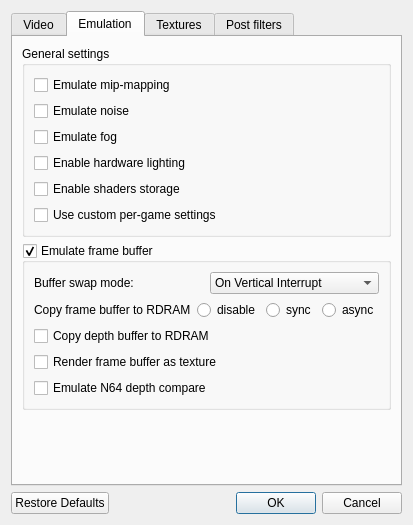
First picture: the form in jni/mupen64plus-video-gliden64/src/GLideNUI/configDialog.ui, repository mupen64plus-ae/mupen64plus-ae, before the edit.
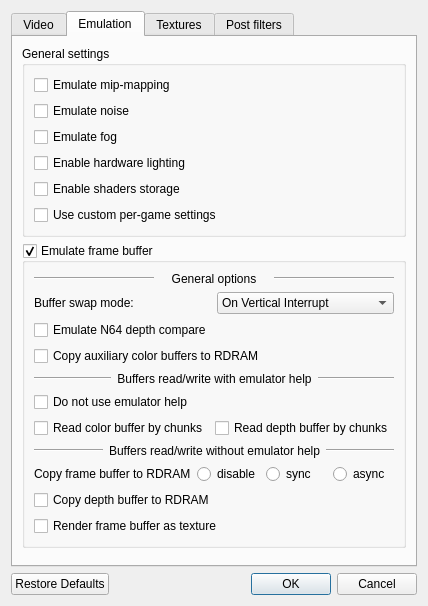
Second picture: the form after the edit. The open tabs and pages were chosen to show the change. Icons and pictures are not drawn.

What changed in the file:
```diff
--- a/jni/mupen64plus-video-gliden64/src/GLideNUI/configDialog.ui
+++ b/jni/mupen64plus-video-gliden64/src/GLideNUI/configDialog.ui
@@ -640,6 +640,55 @@
           <bool>true</bool>
          </property>
          <layout class="QVBoxLayout" name="verticalLayout_10">
+          <item>
+           <layout class="QHBoxLayout" name="horizontalLayout_15">
+            <property name="spacing">
+             <number>0</number>
+            </property>
+            <item>
+             <widget class="Line" name="line_4">
+              <property name="sizePolicy">
+               <sizepolicy hsizetype="Preferred" vsizetype="Fixed">
+                <horstretch>0</horstretch>
+                <verstretch>0</verstretch>
+               </sizepolicy>
+              </property>
+              <property name="orientation">
+               <enum>Qt::Horizontal</enum>
+              </property>
+             </widget>
+            </item>
+            <item>
+             <widget class="QLabel" name="label_26">
+              <property name="sizePolicy">
+               <sizepolicy hsizetype="Minimum" vsizetype="Preferred">
+                <horstretch>0</horstretch>
+                <verstretch>0</verstretch>
+               </sizepolicy>
+              </property>
+              <property name="text">
+               <string>General options</string>
+              </property>
+              <property name="alignment">
+               <set>Qt::AlignCenter</set>
+              </property>
+             </widget>
+            </item>
+            <item>
+             <widget class="Line" name="line_5">
+              <property name="sizePolicy">
+               <sizepolicy hsizetype="Preferred" vsizetype="Fixed">
+                <horstretch>0</horstretch>
+                <verstretch>0</verstretch>
+               </sizepolicy>
+              </property>
+              <property name="orientation">
+               <enum>Qt::Horizontal</enum>
+              </property>
+             </widget>
+            </item>
+           </layout>
+          </item>
           <item>
            <layout class="QHBoxLayout" name="bufferSwapHorizontalLayout">
             <item>
@@ -676,6 +725,125 @@
             </item>
            </layout>
           </item>
+          <item>
+           <widget class="QCheckBox" name="n64DepthCompareCheckBox">
+            <property name="toolTip">
+             <string>&lt;html&gt;&lt;head/&gt;&lt;body&gt;&lt;p&gt;Use shaders to emulate N64 depth compare modes. &lt;span style=&quot; font-weight:600;&quot;&gt;Experimental!&lt;/span&gt;&lt;/p&gt;&lt;/body&gt;&lt;/html&gt;</string>
+            </property>
+            <property name="text">
+             <string>Emulate N64 depth compare</string>
+            </property>
+           </widget>
+          </item>
+          <item>
+           <widget class="QCheckBox" name="copyAuxBuffersCheckBox">
+            <property name="toolTip">
+             <string>&lt;html&gt;&lt;head/&gt;&lt;body&gt;&lt;p&gt;&lt;span style=&quot; font-weight:600;&quot;&gt;Copy auxiliary color buffers to RDRAM:&lt;/span&gt;&lt;/p&gt;&lt;p&gt;TODO: add description&lt;/p&gt;&lt;p&gt;[Recommended: &lt;span style=&quot; font-style:italic;&quot;&gt;mostly off&lt;/span&gt;]&lt;br/&gt;&lt;/p&gt;&lt;p&gt;&lt;br/&gt;&lt;/p&gt;&lt;/body&gt;&lt;/html&gt;</string>
+            </property>
+            <property name="text">
+             <string>Copy auxiliary color buffers to RDRAM</string>
+            </property>
+           </widget>
+          </item>
+          <item>
+           <layout class="QHBoxLayout" name="horizontalLayout_16">
+            <item>
+             <widget class="Line" name="line_6">
+              <property name="orientation">
+               <enum>Qt::Horizontal</enum>
+              </property>
+             </widget>
+            </item>
+            <item>
+             <widget class="QLabel" name="label_27">
+              <property name="sizePolicy">
+               <sizepolicy hsizetype="Minimum" vsizetype="Preferred">
+                <horstretch>0</horstretch>
+                <verstretch>0</verstretch>
+               </sizepolicy>
+              </property>
+              <property name="toolTip">
+               <string>&lt;html&gt;&lt;head/&gt;&lt;body&gt;&lt;p&gt;If emulator supports &lt;span style=&quot; font-style:italic;&quot;&gt;FBInfo&lt;/span&gt; API extension, plugin will rely on its help to read/write buffers only when game needs them.&lt;/p&gt;&lt;/body&gt;&lt;/html&gt;</string>
+              </property>
+              <property name="text">
+               <string>Buffers read/write with emulator help</string>
+              </property>
+              <property name="alignment">
+               <set>Qt::AlignCenter</set>
+              </property>
+             </widget>
+            </item>
+            <item>
+             <widget class="Line" name="line_7">
+              <property name="orientation">
+               <enum>Qt::Horizontal</enum>
+              </property>
+             </widget>
+            </item>
+           </layout>
+          </item>
+          <item>
+           <widget class="QCheckBox" name="fbInfoDisableCheckBox">
+            <property name="toolTip">
+             <string>&lt;html&gt;&lt;head/&gt;&lt;body&gt;&lt;p&gt;&lt;span style=&quot; font-weight:600;&quot;&gt;Do not use emulator help:&lt;/span&gt;&lt;/p&gt;&lt;p&gt;Depending on emulator, frame buffer usage notification may work imperfect and some frame buffer effects will not work. You may disable emulator help and force buffers copy.&lt;/p&gt;&lt;p&gt;[Recommended: off]&lt;/p&gt;&lt;/body&gt;&lt;/html&gt;</string>
+            </property>
+            <property name="text">
+             <string>Do not use emulator help</string>
+            </property>
+           </widget>
+          </item>
+          <item>
+           <layout class="QHBoxLayout" name="horizontalLayout_17">
+            <item>
+             <widget class="QCheckBox" name="readColorChunkCheckBox">
+              <property name="toolTip">
+               <string>&lt;html&gt;&lt;head/&gt;&lt;body&gt;&lt;p&gt;&lt;span style=&quot; font-weight:600;&quot;&gt;Read color buffer by chunks:&lt;/span&gt;&lt;/p&gt;&lt;p&gt;When enabled, color bufer will be read by 4kb chunks. Otherwise the buffer will be read as whole. Read of one chunk is much faster than read of the whole buffer, but if game needs to read the whole buffer, read it by chunks will be slow.&lt;/p&gt;&lt;p&gt;[Recommended: &lt;span style=&quot; font-style:italic;&quot;&gt;mostly off, because color buffer usually read as whole&lt;/span&gt;]&lt;/p&gt;&lt;/body&gt;&lt;/html&gt;</string>
+              </property>
+              <property name="text">
+               <string>Read color buffer by chunks</string>
+              </property>
+             </widget>
+            </item>
+            <item>
+             <widget class="QCheckBox" name="readDepthChunkCheckBox">
+              <property name="toolTip">
+               <string>&lt;html&gt;&lt;head/&gt;&lt;body&gt;&lt;p&gt;&lt;span style=&quot; font-weight:600;&quot;&gt;Read depth buffer by chunks:&lt;/span&gt;&lt;/p&gt;&lt;p&gt;When enabled, depth bufer will be read by 4kb chunks. Otherwise the buffer will be read as whole. Read of one chunk is much faster than read of the whole buffer, but if game needs to read the whole buffer, read it by chunks will be slow.&lt;/p&gt;&lt;p&gt;[Recommended: &lt;span style=&quot; font-style:italic;&quot;&gt;on, because depth buffer seldom read as whole&lt;/span&gt;]&lt;/p&gt;&lt;/body&gt;&lt;/html&gt;</string>
+              </property>
+              <property name="text">
+               <string>Read depth buffer by chunks</string>
+              </property>
+             </widget>
+            </item>
+           </layout>
+          </item>
+          <item>
+           <layout class="QHBoxLayout" name="horizontalLayout_18">
+            <item>
+             <widget class="Line" name="line_8">
+              <property name="orientation">
+               <enum>Qt::Horizontal</enum>
+              </property>
+             </widget>
+            </item>
+            <item>
+             <widget class="QLabel" name="label_28">
+              <property name="toolTip">
+               <string>&lt;html&gt;&lt;head/&gt;&lt;body&gt;&lt;p&gt;If emulator does not support &lt;span style=&quot; font-style:italic;&quot;&gt;FBInfo&lt;/span&gt; API extension, plugin  have to read/write buffers each frame to emulate &lt;span style=&quot; font-style:italic;&quot;&gt;some&lt;/span&gt; frame buffer based effects. It can be slow and also can cause glitches or even crashes. Enable these options only for games, which really need them.&lt;/p&gt;&lt;/body&gt;&lt;/html&gt;</string>
+              </property>
+              <property name="text">
+               <string>Buffers read/write without emulator help</string>
+              </property>
+             </widget>
+            </item>
+            <item>
+             <widget class="Line" name="line_9">
+              <property name="orientation">
+               <enum>Qt::Horizontal</enum>
+              </property>
+             </widget>
+            </item>
+           </layout>
+          </item>
           <item>
            <layout class="QHBoxLayout" name="horizontalLayout_10">
             <item>
@@ -749,16 +917,6 @@
             </property>
            </widget>
           </item>
-          <item>
-           <widget class="QCheckBox" name="n64DepthCompareCheckBox">
-            <property name="toolTip">
-             <string>&lt;html&gt;&lt;head/&gt;&lt;body&gt;&lt;p&gt;Use shaders to emulate N64 depth compare modes. &lt;span style=&quot; font-weight:600;&quot;&gt;Experimantal!&lt;/span&gt;&lt;/p&gt;&lt;/body&gt;&lt;/html&gt;</string>
-            </property>
-            <property name="text">
-             <string>Emulate N64 depth compare</string>
-            </property>
-           </widget>
-          </item>
          </layout>
         </widget>
        </item>
```
Left out of the diff: 147 changed lines with no effect on the pictures.
